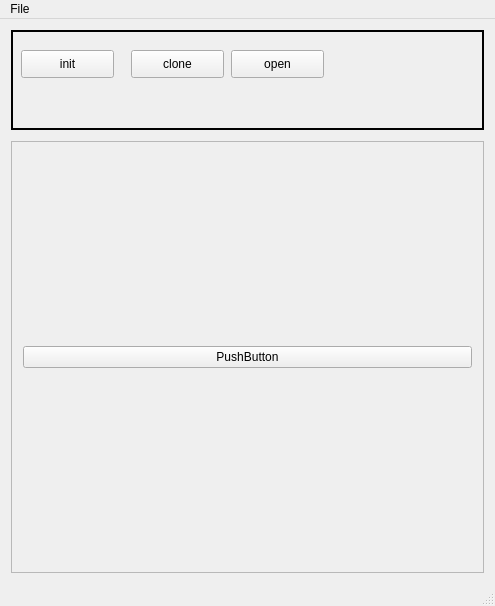
Before: the Qt Designer form ui/mainwindow.ui in hidog/HiGit, drawn with Qt 5.
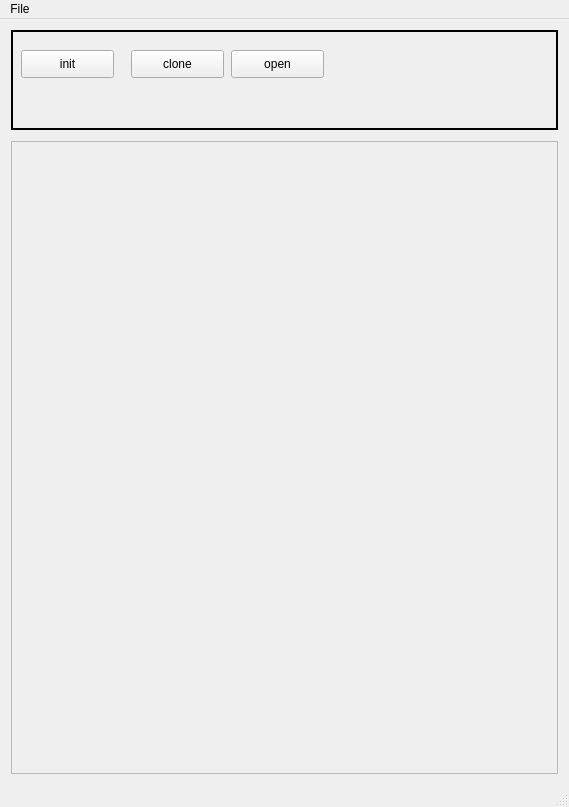
After: the same form once the commit is applied.

Commit message: 微調介面 主畫面的button無法縮放 file view的欄位寬度先寫死

Patch:
```diff
--- a/ui/mainwindow.ui
+++ b/ui/mainwindow.ui
@@ -6,8 +6,8 @@
    <rect>
     <x>0</x>
     <y>0</y>
-    <width>495</width>
-    <height>606</height>
+    <width>569</width>
+    <height>807</height>
    </rect>
   </property>
   <property name="windowTitle">
@@ -100,27 +100,27 @@
           <height>200</height>
          </size>
         </property>
+        <property name="layoutDirection">
+         <enum>Qt::LeftToRight</enum>
+        </property>
+        <property name="sizeAdjustPolicy">
+         <enum>QAbstractScrollArea::AdjustToContents</enum>
+        </property>
         <property name="widgetResizable">
          <bool>true</bool>
         </property>
+        <property name="alignment">
+         <set>Qt::AlignJustify|Qt::AlignVCenter</set>
+        </property>
         <widget class="QWidget" name="scrollAreaWidgetContents">
          <property name="geometry">
           <rect>
            <x>0</x>
            <y>0</y>
-           <width>469</width>
-           <height>412</height>
+           <width>543</width>
+           <height>613</height>
           </rect>
          </property>
-         <layout class="QVBoxLayout" name="verticalLayout_3">
-          <item>
-           <widget class="QPushButton" name="pushButton">
-            <property name="text">
-             <string>PushButton</string>
-            </property>
-           </widget>
-          </item>
-         </layout>
         </widget>
        </widget>
       </item>
@@ -134,7 +134,7 @@
     <rect>
      <x>0</x>
      <y>0</y>
-     <width>495</width>
+     <width>569</width>
      <height>25</height>
     </rect>
    </property>
```
Left out of the diff: 4 changed lines with no effect on the pictures. The commit also changes 6 other files.
